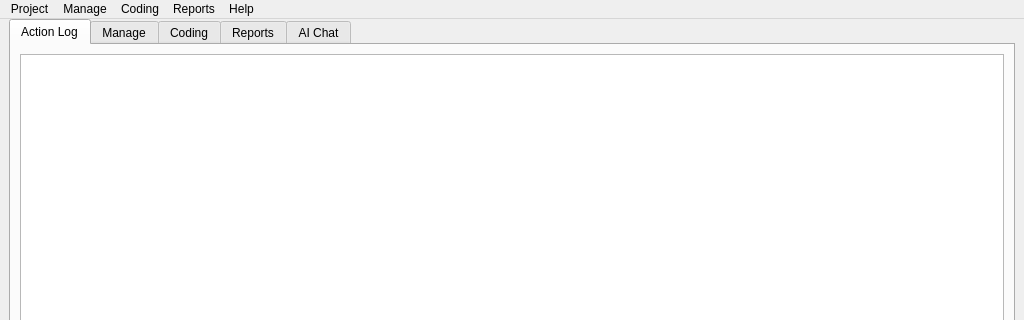
Above: GUI_UIs/ui_main.ui from ccbogel/QualCoder before the change; both pictures show x 0 to 1024 and y 0 to 320 of the 1024 by 600 pixel window. Below: the same form after it.
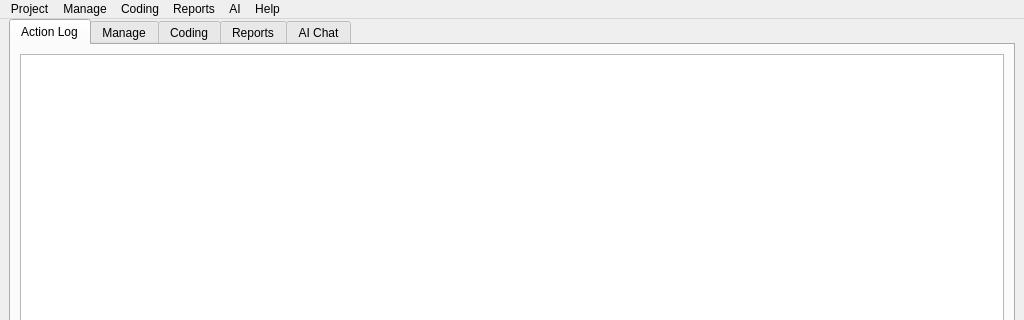
That is the form after the change.

```diff
--- a/GUI_UIs/ui_main.ui
+++ b/GUI_UIs/ui_main.ui
@@ -208,10 +208,22 @@
     <addaction name="actionSpecial_functions"/>
     <addaction name="actionMenu_Key_Shortcuts"/>
    </widget>
+   <widget class="QMenu" name="menuAI">
+    <property name="title">
+     <string>AI</string>
+    </property>
+    <addaction name="actionAI_Setup_wizard"/>
+    <addaction name="actionAI_Settings"/>
+    <addaction name="actionAI_Rebuild_internal_memory"/>
+    <addaction name="actionAI_Edit_Project_Info"/>
+    <addaction name="actionAI_Chat"/>
+    <addaction name="actionAI_Search_and_Coding"/>
+   </widget>
    <addaction name="menuProject"/>
    <addaction name="menuFiles_and_Cases"/>
    <addaction name="menuCoding"/>
    <addaction name="menuReports"/>
+   <addaction name="menuAI"/>
    <addaction name="menuHelp"/>
   </widget>
   <widget class="QStatusBar" name="statusbar"/>
```
Left out of the diff: 30 changed lines with no effect on the pictures.
